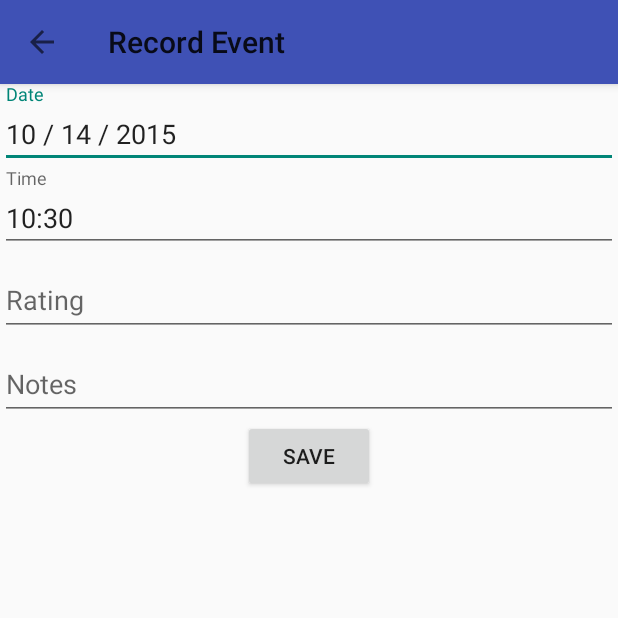
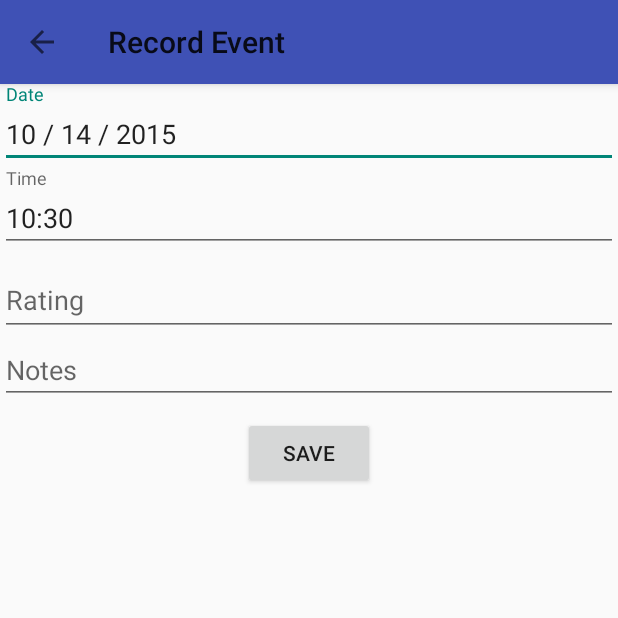
Before and after one commit to wHavelin/HackHarvard, an Android app: the NewEventActivity screen opened directly, with no data from a screen before it, on a phone screen of 412 x 824 dp, the top half of it. Run offline under Robolectric (Android 15) with nearby library versions, the phone set to English and light mode, and no system bars; our stand-ins replace ButterKnife; 1 statement that could not run was skipped.

Commit message:
events are now sorted

```diff
--- a/app/src/main/java/com/example/researchbeast/myspectrum/NewEventActivity.java
+++ b/app/src/main/java/com/example/researchbeast/myspectrum/NewEventActivity.java
@@ -46,7 +46,7 @@ public class NewEventActivity extends AppCompatActivity {
                 String time = mTimeEditText.getText().toString();
                 String rating = mRatingEditText.getText().toString();
                 String notes = mNotesEditText.getText().toString();
-                NewEventModel eventModel = new NewEventModel(date,time,rating,notes);
+                NewEventModel eventModel = new NewEventModel(date,time,"0", rating,notes);
                 String json = gson.toJson(eventModel);
                 mPrefEdit.putString(date + time, json);
                 mPrefEdit.commit();
--- a/app/src/main/java/com/example/researchbeast/myspectrum/ViewHistoryActivity.java
+++ b/app/src/main/java/com/example/researchbeast/myspectrum/ViewHistoryActivity.java
@@ -11,6 +11,8 @@ import com.example.researchbeast.myspectrum.models.NewEventModel;
 import com.google.gson.Gson;
 
 import java.util.ArrayList;
+import java.util.Collection;
+import java.util.Collections;
 import java.util.Map;
 import java.util.Set;
 
@@ -35,6 +37,8 @@ public class ViewHistoryActivity extends AppCompatActivity {
             myEventArray.add(model);
         }
 
+        Collections.sort(myEventArray);
+
         EventListAdapter adapter = new EventListAdapter(this, myEventArray);
 
         super.onCreate(savedInstanceState);
--- a/app/src/main/res/layout/activity_new_event.xml
+++ b/app/src/main/res/layout/activity_new_event.xml
@@ -54,23 +54,27 @@
         android:id="@+id/notes_wrapper"
         android:layout_width="match_parent"
         android:layout_height="wrap_content"
-        android:layout_below="@id/rating_wrapper">
-        <EditText
-            android:id="@+id/notes_edittext"
-            android:layout_width="match_parent"
-            android:layout_height="wrap_content"
-            android:hint="Notes"
-            android:inputType="textCapSentences|textMultiLine"
-            android:maxLength="5000"
-            android:maxLines="150"/>
-    </android.support.design.widget.TextInputLayout>
+        android:layout_below="@id/rating_wrapper"></android.support.design.widget.TextInputLayout>
 
     <Button
         android:id="@+id/save_button"
         android:text="SAVE"
         android:layout_width="wrap_content"
         android:layout_height="wrap_content"
-        android:layout_centerInParent="true"
-        android:layout_below="@id/notes_wrapper"/>
+        android:layout_below="@+id/notes_wrapper"
+        android:layout_centerHorizontal="true"
+        android:layout_marginTop="54dp" />
+
+    <EditText
+        android:id="@+id/notes_edittext"
+        android:layout_width="match_parent"
+        android:layout_height="wrap_content"
+        android:hint="Notes"
+        android:inputType="textCapSentences|textMultiLine"
+        android:maxLength="5000"
+        android:maxLines="150"
+        android:layout_below="@+id/notes_wrapper"
+        android:layout_alignParentLeft="true"
+        android:layout_alignParentStart="true" />
 
 </RelativeLayout>
```
Also changed, not shown: app/src/main/java/com/example/researchbeast/myspectrum/models/NewEventModel.java (+22 -4 lines), 1 other file.
